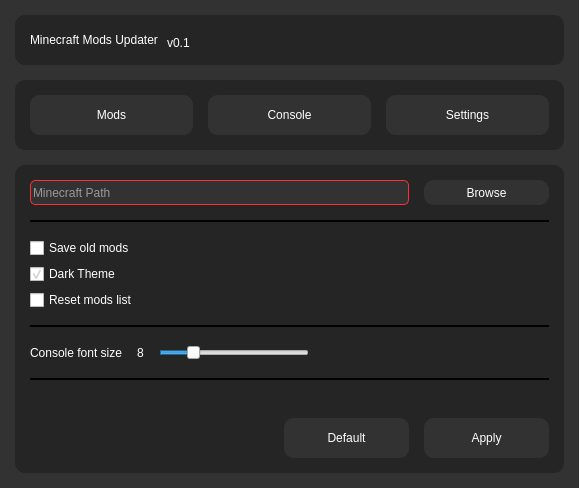
The window that main.ui (TimNekk/mc-mod-updater) describes before a commit, drawn with Qt 5.
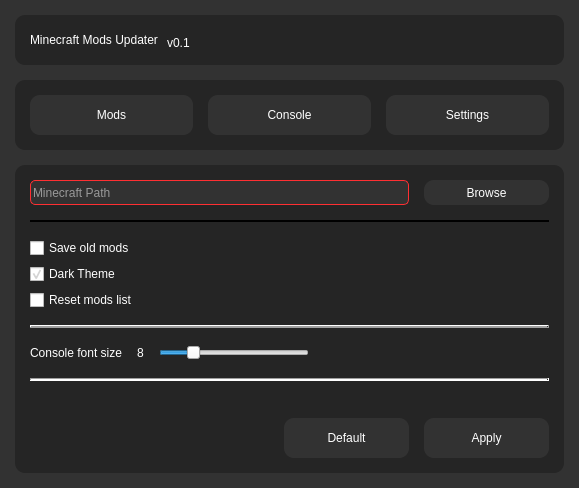
The same window after the commit. The open tabs and pages were chosen to show the change.

Commit message: main.py fully setted up

What changed in the file:
```diff
--- a/main.ui
+++ b/main.ui
@@ -1691,7 +1691,7 @@
            <item>
             <widget class="Line" name="line_3">
              <property name="frameShadow">
-              <enum>QFrame::Plain</enum>
+              <enum>QFrame::Raised</enum>
              </property>
              <property name="lineWidth">
               <number>2</number>
@@ -1789,7 +1789,7 @@
            <item>
             <widget class="Line" name="line_2">
              <property name="frameShadow">
-              <enum>QFrame::Plain</enum>
+              <enum>QFrame::Sunken</enum>
              </property>
              <property name="lineWidth">
               <number>2</number>
```
The commit also changes 1 other file.
